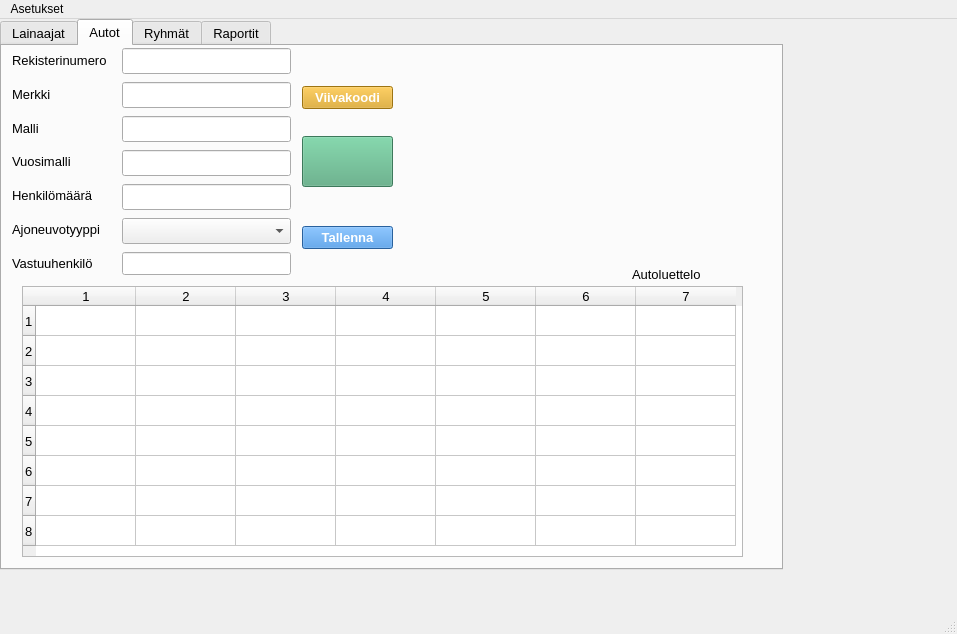
This is administrative.ui in katalav/Autolainaus as Qt 5 draws it before an edit. The edited form follows.
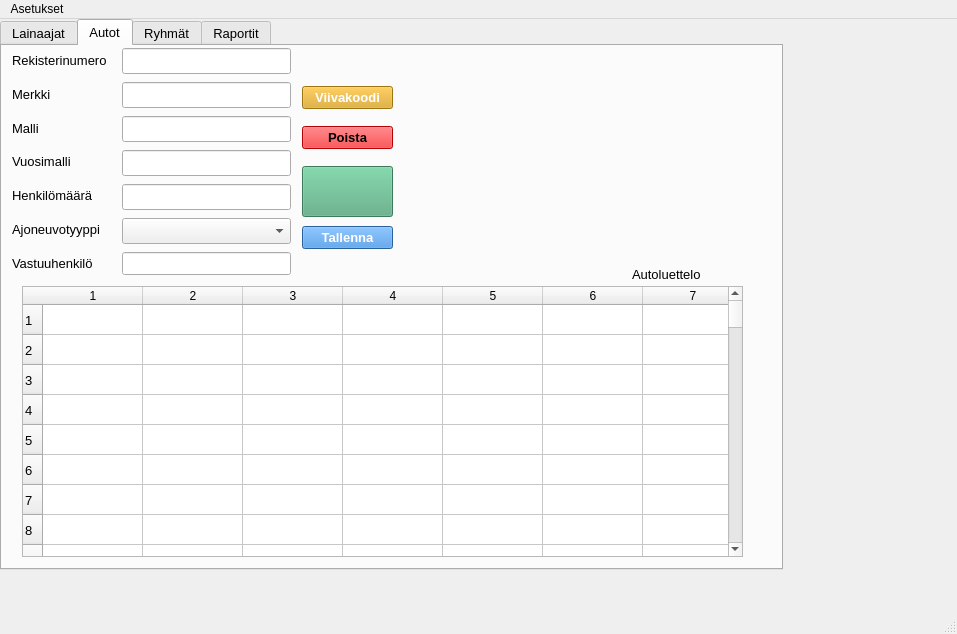
This is the edited form. Icons and pictures are not drawn.

```diff
--- a/administrative.ui
+++ b/administrative.ui
@@ -491,13 +491,19 @@
        </rect>
       </property>
       <property name="cursor" stdset="0">
-       <cursorShape>ForbiddenCursor</cursorShape>
+       <cursorShape>ArrowCursor</cursorShape>
+      </property>
+      <property name="verticalScrollBarPolicy">
+       <enum>Qt::ScrollBarPolicy::ScrollBarAsNeeded</enum>
+      </property>
+      <property name="horizontalScrollBarPolicy">
+       <enum>Qt::ScrollBarPolicy::ScrollBarAlwaysOff</enum>
       </property>
       <property name="rowCount">
-       <number>8</number>
+       <number>99</number>
       </property>
       <property name="columnCount">
-       <number>7</number>
+       <number>8</number>
       </property>
       <row/>
       <row/>
@@ -507,6 +513,98 @@
       <row/>
       <row/>
       <row/>
+      <row/>
+      <row/>
+      <row/>
+      <row/>
+      <row/>
+      <row/>
+      <row/>
+      <row/>
+      <row/>
+      <row/>
+      <row/>
+      <row/>
+      <row/>
+      <row/>
+      <row/>
+      <row/>
+      <row/>
+      <row/>
+      <row/>
+      <row/>
+      <row/>
+      <row/>
+      <row/>
+      <row/>
+      <row/>
+      <row/>
+      <row/>
+      <row/>
+      <row/>
+      <row/>
+      <row/>
+      <row/>
+      <row/>
+      <row/>
+      <row/>
+      <row/>
+      <row/>
+      <row/>
+      <row/>
+      <row/>
+      <row/>
+      <row/>
+      <row/>
+      <row/>
+      <row/>
+      <row/>
+      <row/>
+      <row/>
+      <row/>
+      <row/>
+      <row/>
+      <row/>
+      <row/>
+      <row/>
+      <row/>
+      <row/>
+      <row/>
+      <row/>
+      <row/>
+      <row/>
+      <row/>
+      <row/>
+      <row/>
+      <row/>
+      <row/>
+      <row/>
+      <row/>
+      <row/>
+      <row/>
+      <row/>
+      <row/>
+      <row/>
+      <row/>
+      <row/>
+      <row/>
+      <row/>
+      <row/>
+      <row/>
+      <row/>
+      <row/>
+      <row/>
+      <row/>
+      <row/>
+      <row/>
+      <row/>
+      <row/>
+      <row/>
+      <row/>
+      <row/>
+      <row/>
+      <row/>
+      <column/>
       <column/>
       <column/>
       <column/>
@@ -532,7 +630,7 @@
       <property name="geometry">
        <rect>
         <x>300</x>
-        <y>90</y>
+        <y>120</y>
         <width>91</width>
         <height>51</height>
        </rect>
@@ -578,6 +676,32 @@
        <set>Qt::AlignmentFlag::AlignCenter</set>
       </property>
      </widget>
+     <widget class="QPushButton" name="removeVehiclePushButton">
+      <property name="geometry">
+       <rect>
+        <x>300</x>
+        <y>80</y>
+        <width>91</width>
+        <height>23</height>
+       </rect>
+      </property>
+      <property name="font">
+       <font>
+        <pointsize>10</pointsize>
+        <bold>true</bold>
+       </font>
+      </property>
+      <property name="cursor">
+       <cursorShape>PointingHandCursor</cursorShape>
+      </property>
+      <property name="styleSheet">
+       <string notr="true">background-color: rgb(57, 136, 220);
+background-color: rgb(255, 1, 5);</string>
+      </property>
+      <property name="text">
+       <string>Poista</string>
+      </property>
+     </widget>
     </widget>
     <widget class="QWidget" name="groupsTab">
      <attribute name="title">
```
Left out of the diff: 3 changed lines with no effect on the pictures.
